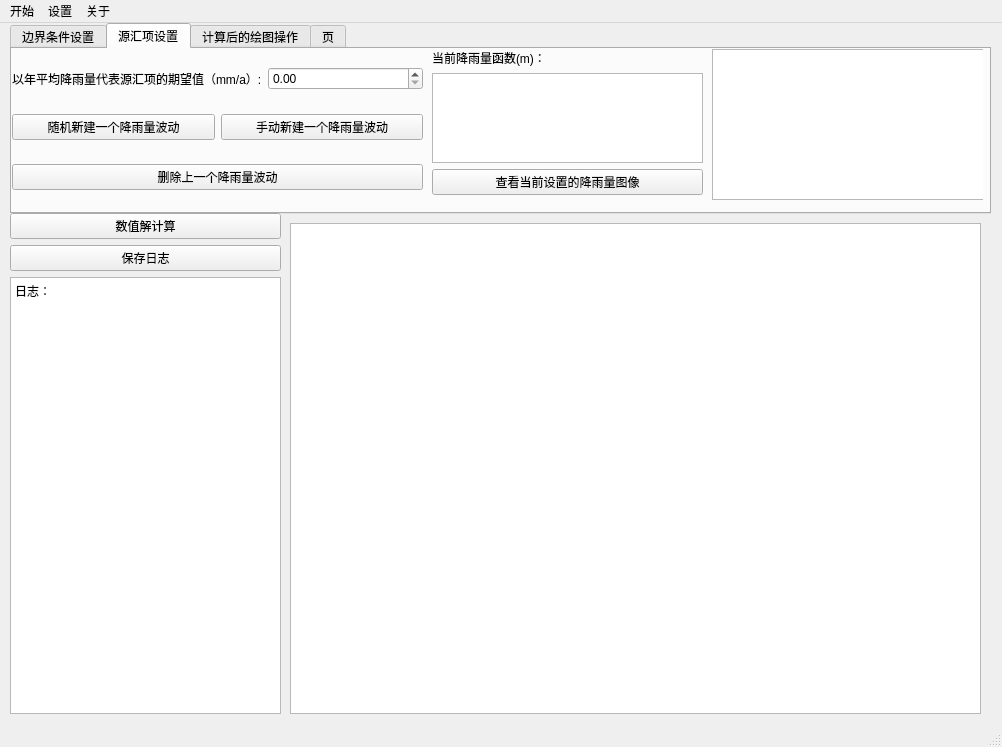
First picture: the form in ui/Random_flow.ui, repository Yulei-3005240023/FDM_groundwater, before the edit.
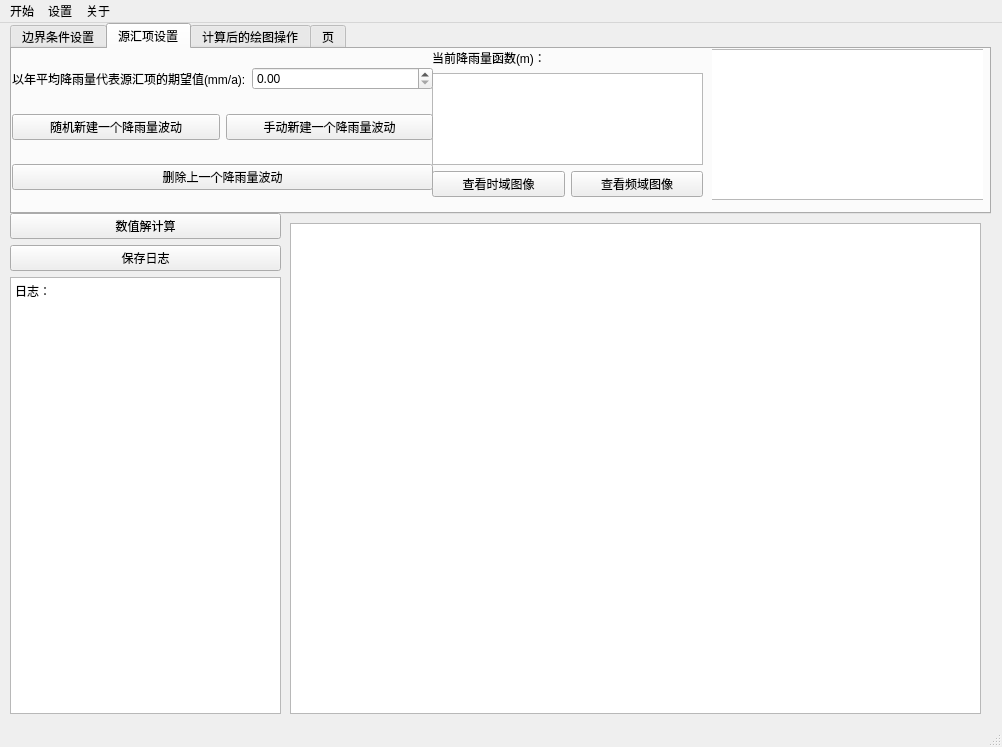
Second picture: the form after the edit. The open tabs and pages were chosen to show the change.

```diff
--- a/ui/Random_flow.ui
+++ b/ui/Random_flow.ui
@@ -207,7 +207,7 @@
         <x>420</x>
         <y>0</y>
         <width>271</width>
-        <height>146</height>
+        <height>148</height>
        </rect>
       </property>
       <layout class="QVBoxLayout" name="verticalLayout_3">
@@ -222,11 +222,22 @@
         <widget class="QTextBrowser" name="textBrowser_rain_function"/>
        </item>
        <item>
-        <widget class="QPushButton" name="pushButton_6">
-         <property name="text">
-          <string>查看当前设置的降雨量图像</string>
-         </property>
-        </widget>
+        <layout class="QHBoxLayout" name="horizontalLayout_8">
+         <item>
+          <widget class="QPushButton" name="time_space_figure">
+           <property name="text">
+            <string>查看时域图像</string>
+           </property>
+          </widget>
+         </item>
+         <item>
+          <widget class="QPushButton" name="pushButton_4">
+           <property name="text">
+            <string>查看频域图像</string>
+           </property>
+          </widget>
+         </item>
+        </layout>
        </item>
       </layout>
      </widget>
@@ -245,9 +256,9 @@
          <widget class="QGraphicsView" name="graphicsView_rain_flow">
           <property name="geometry">
            <rect>
-            <x>0</x>
+            <x>-10</x>
             <y>0</y>
-            <width>281</width>
+            <width>291</width>
             <height>151</height>
            </rect>
           </property>
@@ -261,7 +272,7 @@
        <rect>
         <x>0</x>
         <y>0</y>
-        <width>411</width>
+        <width>421</width>
         <height>161</height>
        </rect>
       </property>
@@ -271,14 +282,14 @@
          <item>
           <widget class="QLabel" name="label_2">
            <property name="text">
-            <string>以年平均降雨量代表源汇项的期望值（mm/a）:</string>
+            <string>以年平均降雨量代表源汇项的期望值(mm/a):</string>
            </property>
           </widget>
          </item>
          <item>
           <widget class="QDoubleSpinBox" name="doubleSpinBox_rain">
            <property name="maximum">
-            <double>9999.989999999999782</double>
+            <double>99999.990000000005239</double>
            </property>
           </widget>
          </item>
```
Left out of the diff: 2 changed lines with no effect on the pictures.
